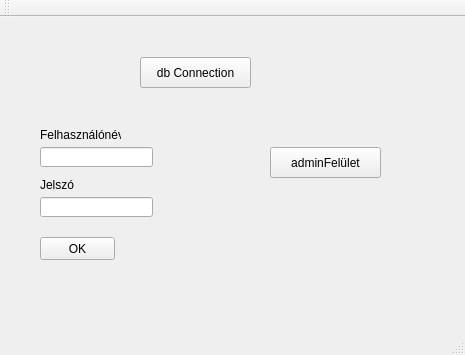
Above: qtserver/mainwindow.ui from p-anna9603/fancy_nev before the change. Below: the same form after it.
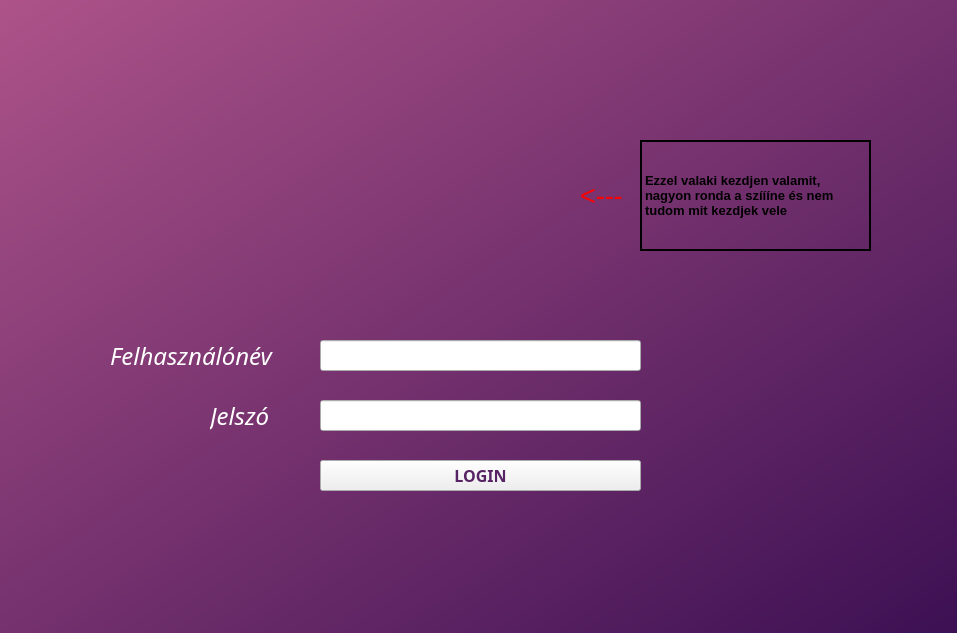
That is the form after the change. Icons and pictures are not drawn.

Commit message:
MainWindow írtó ronda összeállítása, adminFelület WIP,
Azt hittem jól néz így ki a Main Window, de miközben 6 milliószor ki-be lépegettem rájöttem, hogy ez ronda. Az egész. Csináljon vele valaki valamit.
Admin felületen kérdés hozzáadása gomb Design szempontjából működik, funkciója még nem
3 admin az adatbázishoz adva: adminAnna,adminVera és adminKlaudia
jelszó: admin

Diff of the .ui file:
```diff
--- a/qtserver/mainwindow.ui
+++ b/qtserver/mainwindow.ui
@@ -6,69 +6,80 @@
    <rect>
     <x>0</x>
     <y>0</y>
-    <width>465</width>
-    <height>355</height>
+    <width>957</width>
+    <height>633</height>
    </rect>
   </property>
   <property name="windowTitle">
    <string>MainWindow</string>
   </property>
   <widget class="QWidget" name="centralWidget">
-   <widget class="QPushButton" name="pushButton">
-    <property name="geometry">
-     <rect>
-      <x>140</x>
-      <y>40</y>
-      <width>111</width>
-      <height>31</height>
-     </rect>
-    </property>
-    <property name="text">
-     <string>db Connection</string>
-    </property>
-   </widget>
+   <property name="styleSheet">
+    <string notr="true">QWidget#centralWidget{background-color: qlineargradient(spread:pad, x1:0, y1:0, x2:1, y2:1, stop:0 rgba(173, 83, 137, 255), stop:1 rgba(60, 16, 83, 255));}</string>
+   </property>
    <widget class="QLineEdit" name="usernameLogin">
     <property name="geometry">
      <rect>
-      <x>40</x>
-      <y>130</y>
-      <width>113</width>
-      <height>20</height>
+      <x>320</x>
+      <y>340</y>
+      <width>321</width>
+      <height>31</height>
      </rect>
     </property>
    </widget>
    <widget class="QLineEdit" name="passwordLogin">
     <property name="geometry">
      <rect>
-      <x>40</x>
-      <y>180</y>
-      <width>113</width>
-      <height>20</height>
+      <x>320</x>
+      <y>400</y>
+      <width>321</width>
+      <height>31</height>
      </rect>
     </property>
    </widget>
    <widget class="QPushButton" name="pushButton_2">
     <property name="geometry">
      <rect>
-      <x>40</x>
-      <y>220</y>
-      <width>75</width>
-      <height>23</height>
+      <x>320</x>
+      <y>460</y>
+      <width>321</width>
+      <height>31</height>
      </rect>
     </property>
+    <property name="font">
+     <font>
+      <family>Tw Cen MT Condensed</family>
+      <pointsize>12</pointsize>
+      <weight>75</weight>
+      <bold>true</bold>
+     </font>
+    </property>
+    <property name="styleSheet">
+     <string notr="true">color: rgb(87, 35, 100);</string>
+    </property>
     <property name="text">
-     <string>OK</string>
+     <string>LOGIN</string>
     </property>
    </widget>
    <widget class="QLabel" name="label">
     <property name="geometry">
      <rect>
-      <x>40</x>
-      <y>110</y>
-      <width>81</width>
-      <height>16</height>
+      <x>110</x>
+      <y>340</y>
+      <width>221</width>
+      <height>31</height>
      </rect>
     </property>
+    <property name="font">
+     <font>
+      <family>Tw Cen MT</family>
+      <pointsize>18</pointsize>
+      <italic>true</italic>
+     </font>
+    </property>
+    <property name="styleSheet">
+     <string notr="true">color: rgb(255, 255, 255);</string>
+    </property>
     <property name="text">
      <string>Felhasználónév</string>
     </property>
@@ -76,49 +87,101 @@
    <widget class="QLabel" name="label_2">
     <property name="geometry">
      <rect>
-      <x>40</x>
-      <y>160</y>
-      <width>71</width>
-      <height>16</height>
+      <x>210</x>
+      <y>400</y>
+      <width>111</width>
+      <height>31</height>
      </rect>
     </property>
+    <property name="font">
+     <font>
+      <family>Tw Cen MT</family>
+      <pointsize>18</pointsize>
+      <italic>true</italic>
+     </font>
+    </property>
+    <property name="styleSheet">
+     <string notr="true">color: rgb(255, 255, 255);</string>
+    </property>
     <property name="text">
      <string>Jelszó</string>
     </property>
    </widget>
-   <widget class="QPushButton" name="adminFormButton">
+   <widget class="QLabel" name="loginPicture">
     <property name="geometry">
      <rect>
-      <x>270</x>
+      <x>390</x>
       <y>130</y>
-      <width>111</width>
-      <height>31</height>
+      <width>191</width>
+      <height>181</height>
      </rect>
     </property>
     <property name="text">
-     <string>adminFelület</string>
+     <string/>
     </property>
    </widget>
+   <widget class="QLabel" name="label_3">
+    <property name="geometry">
+     <rect>
+      <x>640</x>
+      <y>140</y>
+      <width>231</width>
+      <height>111</height>
+     </rect>
+    </property>
+    <property name="font">
+     <font>
+      <pointsize>10</pointsize>
+      <weight>75</weight>
+      <bold>true</bold>
+     </font>
+    </property>
+    <property name="autoFillBackground">
+     <bool>false</bool>
+    </property>
+    <property name="frameShape">
+     <enum>QFrame::Box</enum>
+    </property>
+    <property name="lineWidth">
+     <number>2</number>
+    </property>
+    <property name="midLineWidth">
+     <number>2</number>
+    </property>
+    <property name="text">
+     <string>Ezzel valaki kezdjen valamit, nagyon ronda a szíííne és nem tudom mit kezdjek vele</string>
+    </property>
+    <property name="scaledContents">
+     <bool>true</bool>
+    </property>
+    <property name="wordWrap">
+     <bool>true</bool>
+    </property>
+   </widget>
+   <widget class="QLabel" name="label_4">
+    <property name="geometry">
+     <rect>
+      <x>580</x>
+      <y>170</y>
+      <width>91</width>
+      <height>51</height>
+     </rect>
+    </property>
+    <property name="font">
+     <font>
+      <pointsize>20</pointsize>
+      <weight>50</weight>
+      <bold>false</bold>
+     </font>
+    </property>
+    <property name="styleSheet">
+     <string notr="true">color: rgb(255, 0, 0);</string>
+    </property>
+    <property name="text">
+     <string>&lt;---</string>
+    </property>
+   </widget>
   </widget>
-  <widget class="QMenuBar" name="menuBar">
-   <property name="geometry">
-    <rect>
-     <x>0</x>
-     <y>0</y>
-     <width>465</width>
-     <height>21</height>
-    </rect>
-   </property>
-  </widget>
-  <widget class="QToolBar" name="mainToolBar">
-   <attribute name="toolBarArea">
-    <enum>TopToolBarArea</enum>
-   </attribute>
-   <attribute name="toolBarBreak">
-    <bool>false</bool>
-   </attribute>
-  </widget>
-  <widget class="QStatusBar" name="statusBar"/>
  </widget>
  <layoutdefault spacing="6" margin="11"/>
  <resources/>
```
Left out of the diff: 16 changed lines with no effect on the pictures. The commit also changes 13 other files.
